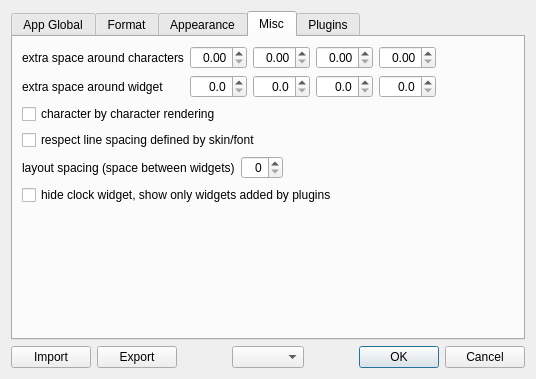
Above: app/gui/settings/settings_dialog.ui from Kolcha/DigitalClock5 before the change. Below: the same form after it.
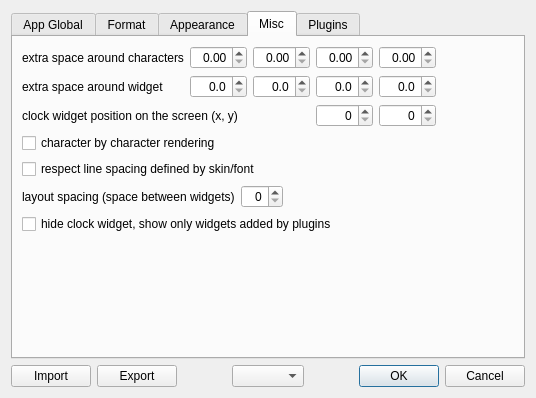
That is the form after the change. The open tabs and pages were chosen to show the change.

Commit message:
added option(s) to set clock position explicitly
https://sourceforge.net/p/digitalclock4/tickets/85/

```diff
--- a/app/gui/settings/settings_dialog.ui
+++ b/app/gui/settings/settings_dialog.ui
@@ -6,8 +6,8 @@
    <rect>
     <x>0</x>
     <y>0</y>
-    <width>499</width>
-    <height>373</height>
+    <width>525</width>
+    <height>398</height>
    </rect>
   </property>
   <property name="windowTitle">
@@ -1139,21 +1139,48 @@
          </property>
         </widget>
        </item>
-       <item row="2" column="0" colspan="5">
+       <item row="2" column="0" colspan="3">
+        <widget class="QLabel" name="pos_label">
+         <property name="text">
+          <string>clock widget position on the screen (x, y)</string>
+         </property>
+        </widget>
+       </item>
+       <item row="2" column="3">
+        <widget class="QSpinBox" name="pos_x_edit">
+         <property name="alignment">
+          <set>Qt::AlignmentFlag::AlignRight|Qt::AlignmentFlag::AlignTrailing|Qt::AlignmentFlag::AlignVCenter</set>
+         </property>
+         <property name="maximum">
+          <number>9999</number>
+         </property>
+        </widget>
+       </item>
+       <item row="2" column="4">
+        <widget class="QSpinBox" name="pos_y_edit">
+         <property name="alignment">
+          <set>Qt::AlignmentFlag::AlignRight|Qt::AlignmentFlag::AlignTrailing|Qt::AlignmentFlag::AlignVCenter</set>
+         </property>
+         <property name="maximum">
+          <number>9999</number>
+         </property>
+        </widget>
+       </item>
+       <item row="3" column="0" colspan="5">
         <widget class="QCheckBox" name="true_per_char">
          <property name="text">
           <string>character by character rendering</string>
          </property>
         </widget>
        </item>
-       <item row="3" column="0" colspan="5">
+       <item row="4" column="0" colspan="5">
         <widget class="QCheckBox" name="respect_line_spacing">
          <property name="text">
           <string>respect line spacing defined by skin/font</string>
          </property>
         </widget>
        </item>
-       <item row="4" column="0" colspan="5">
+       <item row="5" column="0" colspan="5">
         <layout class="QHBoxLayout" name="layout_spacing_layout">
          <item>
           <widget class="QLabel" name="layout_spacing_lbl">
@@ -1193,14 +1220,14 @@
          </item>
         </layout>
        </item>
-       <item row="5" column="0" colspan="5">
+       <item row="6" column="0" colspan="5">
         <widget class="QCheckBox" name="hide_clock_widget">
          <property name="text">
           <string>hide clock widget, show only widgets added by plugins</string>
          </property>
         </widget>
        </item>
-       <item row="6" column="1">
+       <item row="7" column="1">
         <spacer name="verticalSpacer_3">
          <property name="orientation">
           <enum>Qt::Orientation::Vertical</enum>
```
The commit also changes 4 other files.
